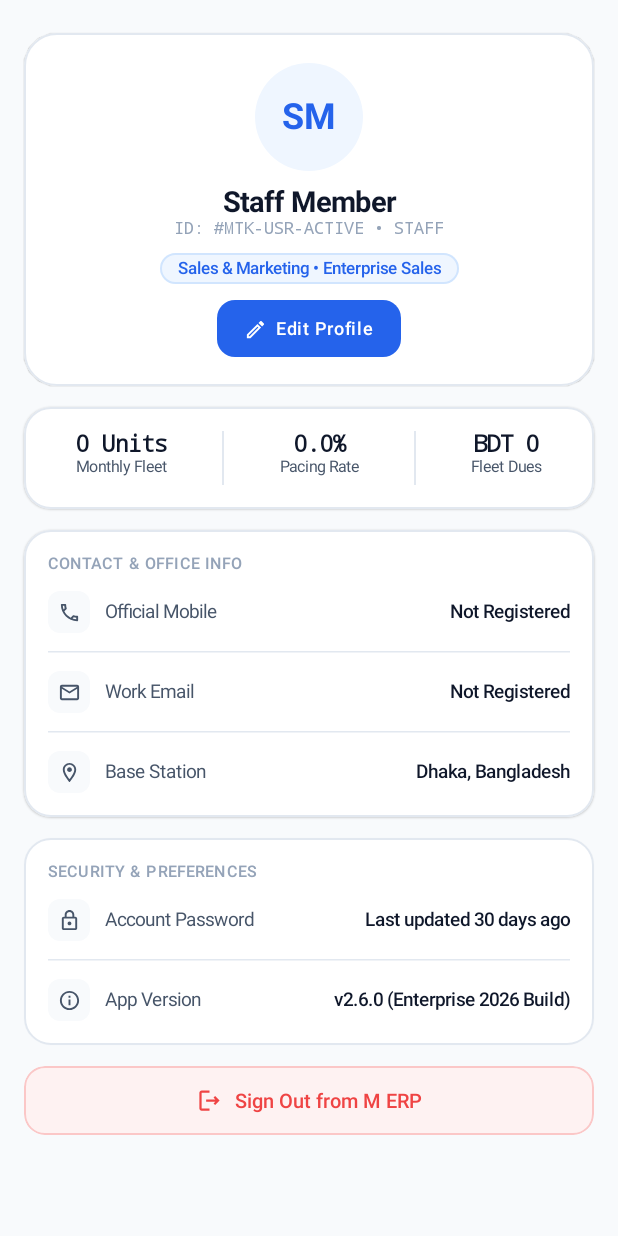
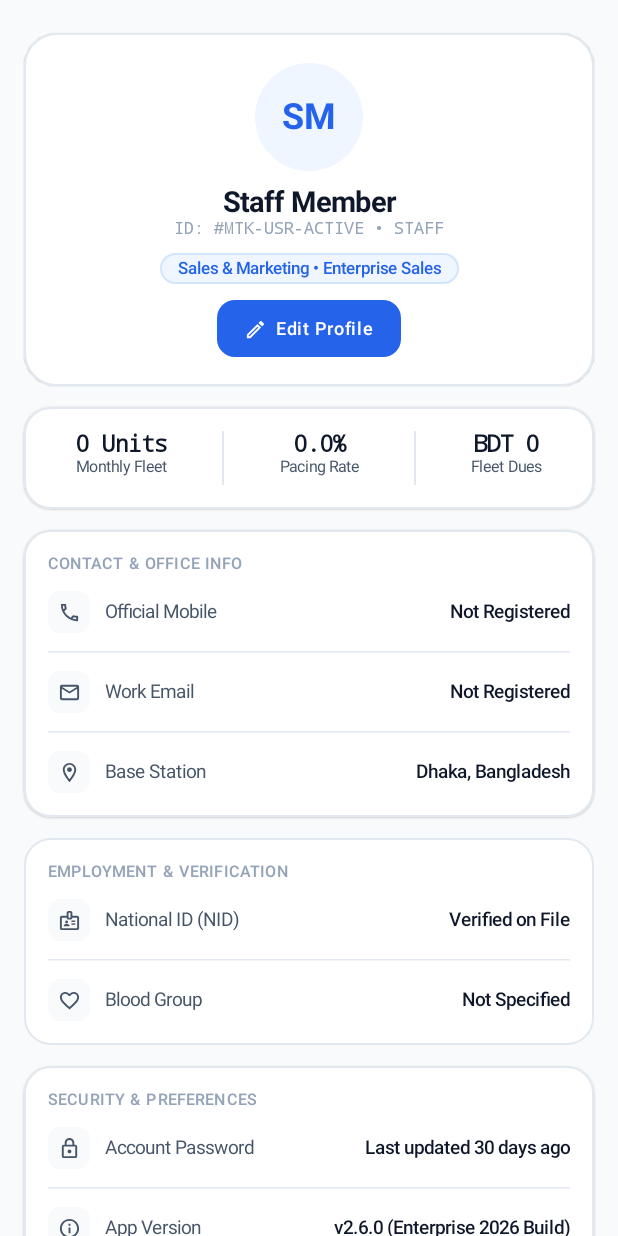
Before and after one commit to logicalfahim/mtrack-erp-app, an Android app built with Jetpack Compose: the composable ProfileScreen shown on its own in the app's theme, on a phone screen of 412 x 824 dp. Run offline under Robolectric (Android 15) with nearby library versions, the phone set to English and light mode, and no system bars.

Commit message:
feat(profile): sync enterprise user profile fields, session persistence, and UI cards

```diff
--- a/app/src/main/java/com/mtrack/installer/data/local/SessionManager.kt
+++ b/app/src/main/java/com/mtrack/installer/data/local/SessionManager.kt
@@ -23,6 +23,12 @@ class SessionManager(context: Context) {
             .apply()
     }
 
+    fun saveUser(user: UserProfile) {
+        prefs.edit()
+            .putString(KEY_USER_JSON, gson.toJson(user))
+            .apply()
+    }
+
     fun getToken(): String? = prefs.getString(KEY_TOKEN, null)
 
     fun getAuthToken(): String? = getToken()
--- a/app/src/main/java/com/mtrack/installer/ui/screens/ProfileScreen.kt
+++ b/app/src/main/java/com/mtrack/installer/ui/screens/ProfileScreen.kt
@@ -227,6 +227,71 @@ fun ProfileScreen(
                     title = "Base Station",
                     value = user?.address?.ifBlank { null } ?: "Dhaka, Bangladesh"
                 )
+
+                if (!user?.emergencyContact.isNullOrBlank()) {
+                    HorizontalDivider(color = BorderSubtle)
+                    ProfileInfoRow(
+                        icon = Icons.Outlined.ContactPhone,
+                        title = "Emergency Contact",
+                        value = user.emergencyContact
+                    )
+                }
+            }
+        }
+
+        // Employment & Personal Record Card
+        Card(
+            modifier = Modifier.fillMaxWidth(),
+            shape = RoundedCornerShape(18.dp),
+            colors = CardDefaults.cardColors(containerColor = CardBackground),
+            border = CardDefaults.outlinedCardBorder().copy(brush = androidx.compose.ui.graphics.SolidColor(BorderSubtle)),
+            elevation = CardDefaults.cardElevation(defaultElevation = 0.5.dp)
+        ) {
+            Column(
+                modifier = Modifier.padding(16.dp),
+                verticalArrangement = Arrangement.spacedBy(12.dp)
+            ) {
+                Text(
+                    text = "EMPLOYMENT & VERIFICATION",
+                    style = MaterialTheme.typography.labelSmall.copy(
+                        fontWeight = FontWeight.SemiBold,
+                        color = TextMuted,
+                        letterSpacing = 0.8.sp,
+                        fontSize = 10.5.sp
+                    )
+                )
+
+                ProfileInfoRow(
+                    icon = Icons.Outlined.Badge,
+                    title = "National ID (NID)",
+                    value = user?.nidNumber?.ifBlank { null } ?: "Verified on File"
+                )
+
+                HorizontalDivider(color = BorderSubtle)
+
+                ProfileInfoRow(
+                    icon = Icons.Outlined.FavoriteBorder,
+                    title = "Blood Group",
+                    value = user?.bloodGroup?.ifBlank { null } ?: "Not Specified"
+                )
+
+                if (!user?.joiningDate.isNullOrBlank()) {
+                    HorizontalDivider(color = BorderSubtle)
+                    ProfileInfoRow(
+                        icon = Icons.Outlined.CalendarToday,
+                        title = "Joining Date",
+                        value = user.joiningDate
+                    )
+                }
+
+                if (!user?.permanentAddress.isNullOrBlank()) {
+                    HorizontalDivider(color = BorderSubtle)
+                    ProfileInfoRow(
+                        icon = Icons.Outlined.Home,
+                        title = "Permanent Address",
+                        value = user.permanentAddress
+                    )
+                }
             }
         }
 
--- a/app/src/main/java/com/mtrack/installer/ui/viewmodel/DashboardViewModel.kt
+++ b/app/src/main/java/com/mtrack/installer/ui/viewmodel/DashboardViewModel.kt
@@ -71,6 +71,9 @@ class DashboardViewModel(application: Application) : AndroidViewModel(applicatio
             val result = repository.getDashboard(token, month, currentUser)
             result.fold(
                 onSuccess = { res ->
+                    if (res.user != null) {
+                        sessionManager.saveUser(res.user)
+                    }
                     _uiState.update {
                         it.copy(
                             isLoading = false,
```
Also changed, not shown: app/src/main/java/com/mtrack/installer/data/model/AuthAndDashboardModels.kt (+16 -1 lines).
